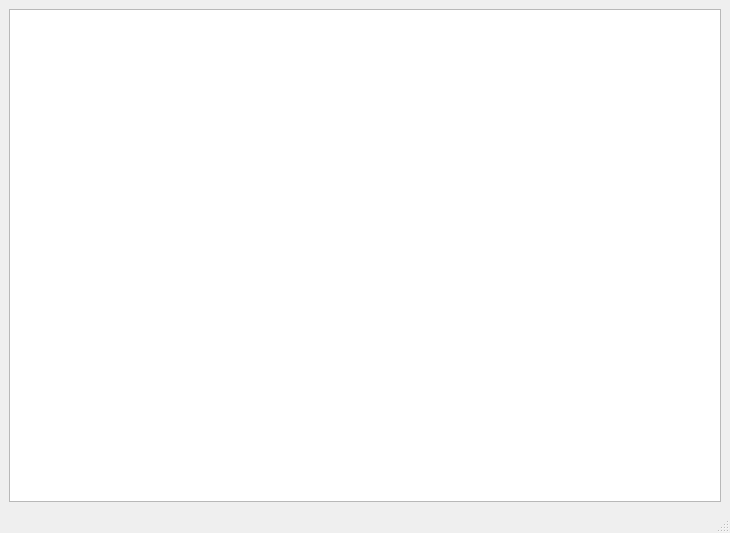
This is main/gui/mainwindow.ui in benediktibk/bomberman as Qt 5 draws it before an edit. The edited form follows.
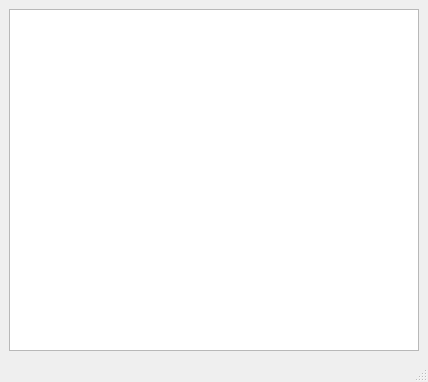
This is the edited form.

Commit message: the view position moves together with the player

Patch:
```diff
--- a/main/gui/mainwindow.ui
+++ b/main/gui/mainwindow.ui
@@ -6,8 +6,8 @@
    <rect>
     <x>0</x>
     <y>0</y>
-    <width>730</width>
-    <height>533</height>
+    <width>428</width>
+    <height>382</height>
    </rect>
   </property>
   <property name="windowTitle">
```
Left out of the diff: 2 changed lines with no effect on the pictures. The commit also changes 2 other files.
